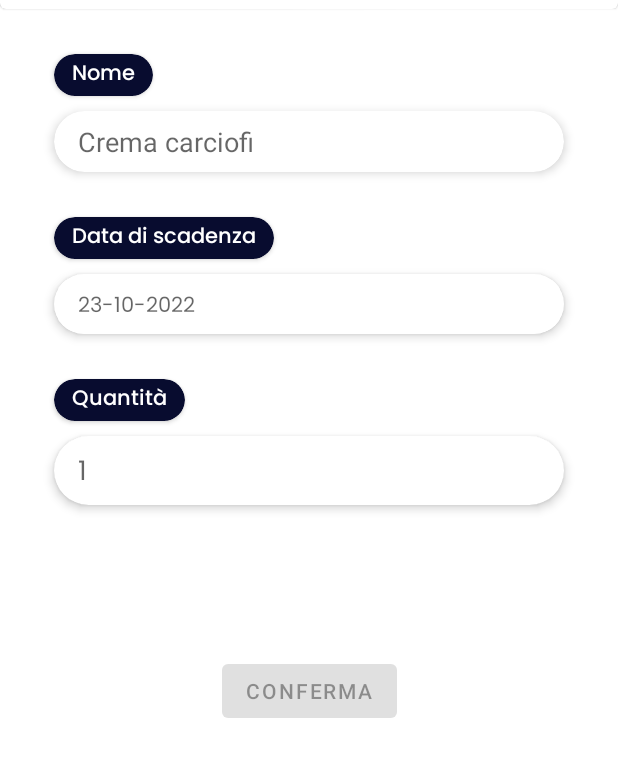
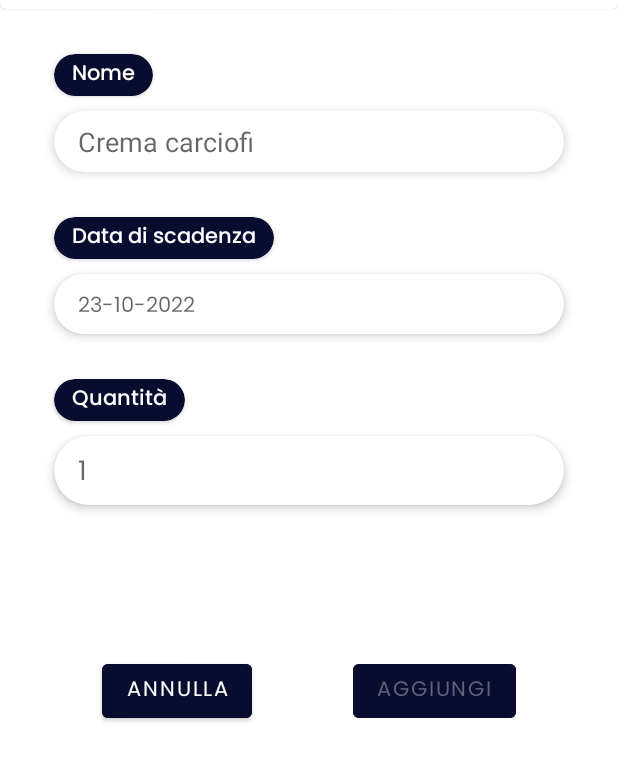
Before and after one commit to PaoloDAlessandro/fooding_android, an Android app: the ProductAddition screen opened directly, with no data from a screen before it, on a phone screen of 412 x 824 dp, the part 84-866 px from its top. Run offline under Robolectric (Android 15) with nearby library versions, the phone set to English and light mode, and no system bars.

Commit message:
fix: product addition finally works

```diff
--- a/app/src/main/java/it/itsar/fooding/MyProperties.java
+++ b/app/src/main/java/it/itsar/fooding/MyProperties.java
@@ -1,6 +1,7 @@
 package it.itsar.fooding;
 
 import java.util.ArrayList;
+import java.util.List;
 
 public class MyProperties {
     private static MyProperties mInstance= null;
--- /dev/null
+++ b/app/src/main/res/color/button_color_selector.xml
@@ -0,0 +1,6 @@
+<?xml version="1.0" encoding="utf-8"?>
+<selector xmlns:android="http://schemas.android.com/apk/res/android">
+    <!-- disabled state -->
+    <item android:state_enabled="false" android:color="@color/product_marca" />
+    <item android:color="#ffffff"/>
+</selector>
--- a/app/src/main/res/layout/activity_product_addition.xml
+++ b/app/src/main/res/layout/activity_product_addition.xml
@@ -9,18 +9,17 @@
     <com.google.android.material.card.MaterialCardView
         android:id="@+id/labelActivitylogo"
         android:layout_width="match_parent"
-        app:layout_constraintTop_toTopOf="parent"
+        android:layout_height="wrap_content"
+        android:elevation="2dp"
         app:layout_constraintStart_toStartOf="parent"
-        android:elevation="2dp"
-        android:layout_height="wrap_content">
+        app:layout_constraintTop_toTopOf="parent">
 
         <ImageView
-            android:layout_marginLeft="16dp"
-            android:layout_marginVertical="6dp"
             android:layout_width="110dp"
             android:layout_height="50dp"
-            android:src="@drawable/fooding_logo_black_ext"
-            />
+            android:layout_marginVertical="6dp"
+            android:layout_marginLeft="16dp"
+            android:src="@drawable/fooding_logo_black_ext" />
 
     </com.google.android.material.card.MaterialCardView>
 
@@ -28,11 +27,11 @@
         android:id="@+id/productNameLabel"
         android:layout_width="wrap_content"
         android:layout_height="wrap_content"
-        app:layout_constraintTop_toBottomOf="@id/labelActivitylogo"
+        android:layout_marginTop="30dp"
+        android:backgroundTint="@color/product_name"
+        app:cardCornerRadius="20dp"
         app:layout_constraintStart_toStartOf="@id/productNameInputCard"
-        android:layout_marginTop="30dp"
-        app:cardCornerRadius="20dp"
-        android:backgroundTint="@color/product_name">
+        app:layout_constraintTop_toBottomOf="@id/labelActivitylogo">
 
         <TextView
             android:layout_width="wrap_content"
@@ -48,13 +47,12 @@
         android:id="@+id/productNameInputCard"
         android:layout_width="340dp"
         android:layout_height="wrap_content"
+        android:layout_marginTop="10dp"
         app:cardCornerRadius="100dp"
-        android:layout_marginTop="10dp"
-        app:layout_constraintTop_toBottomOf="@id/productNameLabel"
+        app:cardElevation="4dp"
+        app:layout_constraintEnd_toEndOf="parent"
         app:layout_constraintStart_toStartOf="parent"
-        app:layout_constraintEnd_toEndOf="parent"
-        app:cardElevation="4dp"
-        >
+        app:layout_constraintTop_toBottomOf="@id/productNameLabel">
 
         <AutoCompleteTextView
             android:id="@+id/productNameInput"
@@ -77,11 +75,11 @@
         android:id="@+id/productExpirationDateLabel"
         android:layout_width="wrap_content"
         android:layout_height="wrap_content"
-        app:layout_constraintTop_toBottomOf="@id/productNameInputCard"
+        android:layout_marginTop="30dp"
+        android:backgroundTint="@color/product_name"
+        app:cardCornerRadius="20dp"
         app:layout_constraintStart_toStartOf="@id/productNameInputCard"
-        android:layout_marginTop="30dp"
-        app:cardCornerRadius="20dp"
-        android:backgroundTint="@color/product_name">
+        app:layout_constraintTop_toBottomOf="@id/productNameInputCard">
 
         <TextView
             android:layout_width="wrap_content"
@@ -97,19 +95,17 @@
         android:id="@+id/productExpirationDateInputCard"
         android:layout_width="340dp"
         android:layout_height="wrap_content"
+        android:layout_marginTop="10dp"
         app:cardCornerRadius="100dp"
-        android:layout_marginTop="10dp"
-        app:layout_constraintTop_toBottomOf="@id/productExpirationDateLabel"
+        app:cardElevation="4dp"
+        app:layout_constraintEnd_toEndOf="parent"
         app:layout_constraintStart_toStartOf="parent"
-        app:layout_constraintEnd_toEndOf="parent"
-        app:cardElevation="4dp"
-        >
+        app:layout_constraintTop_toBottomOf="@id/productExpirationDateLabel">
 
         <androidx.cardview.widget.CardView
             android:id="@+id/productExpirationDateInputContainer"
             android:layout_width="match_parent"
-            android:layout_height="match_parent"
-            >
+            android:layout_height="match_parent">
 
             <TextView
                 android:id="@+id/productExpirationDateInput"
@@ -132,11 +128,11 @@
         android:id="@+id/productStockLabel"
         android:layout_width="wrap_content"
         android:layout_height="wrap_content"
-        app:layout_constraintTop_toBottomOf="@id/productExpirationDateInputCard"
+        android:layout_marginTop="30dp"
+        android:backgroundTint="@color/product_name"
+        app:cardCornerRadius="20dp"
         app:layout_constraintStart_toStartOf="@id/productNameInputCard"
-        android:layout_marginTop="30dp"
-        app:cardCornerRadius="20dp"
-        android:backgroundTint="@color/product_name">
+        app:layout_constraintTop_toBottomOf="@id/productExpirationDateInputCard">
 
         <TextView
             android:layout_width="wrap_content"
@@ -152,13 +148,12 @@
         android:id="@+id/productStockInputCard"
         android:layout_width="340dp"
         android:layout_height="wrap_content"
+        android:layout_marginTop="10dp"
         app:cardCornerRadius="100dp"
-        android:layout_marginTop="10dp"
-        app:layout_constraintTop_toBottomOf="@id/productStockLabel"
+        app:cardElevation="4dp"
+        app:layout_constraintEnd_toEndOf="parent"
         app:layout_constraintStart_toStartOf="parent"
-        app:layout_constraintEnd_toEndOf="parent"
-        app:cardElevation="4dp"
-        >
+        app:layout_constraintTop_toBottomOf="@id/productStockLabel">
 
         <EditText
             android:id="@+id/productStockInput"
@@ -176,14 +171,29 @@
 
     </androidx.cardview.widget.CardView>
 
+
+    <Button
+        android:id="@+id/productAddictionCancel"
+        android:layout_width="wrap_content"
+        android:layout_height="wrap_content"
+        android:layout_marginTop="100dp"
+        android:backgroundTint="@color/product_name"
+        android:fontFamily="@font/poppins"
+        android:text="Annulla"
+        app:layout_constraintEnd_toStartOf="@id/productAdditionConfirm"
+        app:layout_constraintStart_toStartOf="parent"
+        app:layout_constraintTop_toBottomOf="@id/productStockInputCard" />
+
     <Button
         android:id="@+id/productAdditionConfirm"
         android:layout_width="wrap_content"
         android:layout_height="wrap_content"
-        android:text="conferma"
-        app:layout_constraintTop_toBottomOf="@id/productStockInputCard"
-        app:layout_constraintStart_toStartOf="parent"
+        android:backgroundTint="@color/product_name"
+        android:text="Aggiungi"
+        android:textColor="@color/button_color_selector"
+        android:fontFamily="@font/poppins"
         app:layout_constraintEnd_toEndOf="parent"
-        android:layout_marginTop="100dp"/>
+        app:layout_constraintStart_toEndOf="@id/productAddictionCancel"
+        app:layout_constraintTop_toTopOf="@id/productAddictionCancel" />
 
 </androidx.constraintlayout.widget.ConstraintLayout>
```
Also changed, not shown: app/src/main/java/it/itsar/fooding/Pantry.java (+15 -12 lines), app/src/main/java/it/itsar/fooding/ProductAdapter.java (+7 -6 lines), app/src/main/java/it/itsar/fooding/ProductAddition.java (+62 -10 lines), app/src/main/java/it/itsar/fooding/ProductExpirationDate.java (added, +29 -0 lines), app/src/main/res/drawable/cancel_icon.xml (added, +9 -0 lines), app/src/main/res/drawable/confirm_icon.xml (added, +9 -0 lines), app/src/main/res/layout/activity_product_details.xml (+196 -194 lines), app/src/main/res/layout/filter_spinner_item.xml (+15 -15 lines), app/src/main/res/layout/fragment_pantry.xml (+8 -9 lines). Lines whose indentation alone changed are shown as unchanged.
